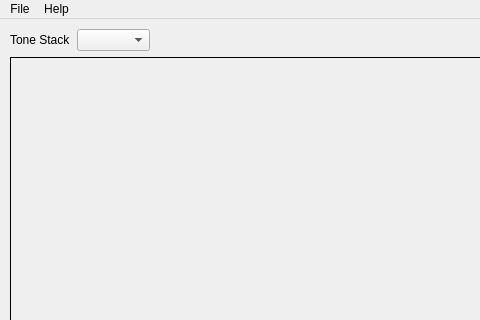
This is tonestackcalculator.ui in olivergardiner/tonestack as Qt 5 draws it before an edit; both pictures show x 0 to 480 and y 0 to 320 of the 1261 by 631 pixel window. The edited form follows.
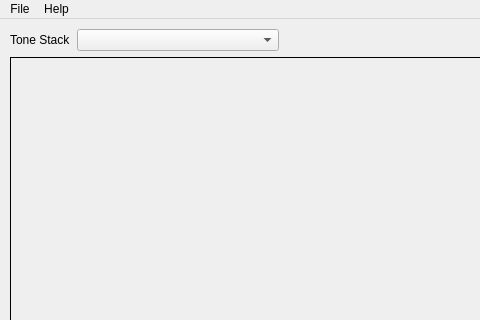
This is the edited form.

```diff
--- a/tonestackcalculator.ui
+++ b/tonestackcalculator.ui
@@ -57,6 +57,18 @@
        </item>
        <item>
         <widget class="QComboBox" name="stackSelection">
+         <property name="sizePolicy">
+          <sizepolicy hsizetype="Expanding" vsizetype="Fixed">
+           <horstretch>0</horstretch>
+           <verstretch>0</verstretch>
+          </sizepolicy>
+         </property>
+         <property name="minimumSize">
+          <size>
+           <width>60</width>
+           <height>0</height>
+          </size>
+         </property>
          <property name="baseSize">
           <size>
            <width>120</width>
```
